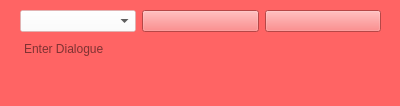
milovanpelt/Weaver, file WeaverDialogueBuilder/DialogueContainer.ui: the form before one commit.
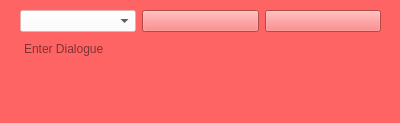
The form after the commit. Icons and pictures are not drawn.

Commit message: add(WeaverWindow): New Dialogue Container is added to Dialogue list, when "Add Dialogue" button pressed

```diff
--- a/WeaverDialogueBuilder/DialogueContainer.ui
+++ b/WeaverDialogueBuilder/DialogueContainer.ui
@@ -7,7 +7,7 @@
     <x>0</x>
     <y>0</y>
     <width>400</width>
-    <height>106</height>
+    <height>123</height>
    </rect>
   </property>
   <property name="sizePolicy">
@@ -28,7 +28,7 @@
      <x>20</x>
      <y>10</y>
      <width>361</width>
-     <height>81</height>
+     <height>91</height>
     </rect>
    </property>
    <layout class="QVBoxLayout" name="verticalLayout">
```
The commit also changes 3 other files.
